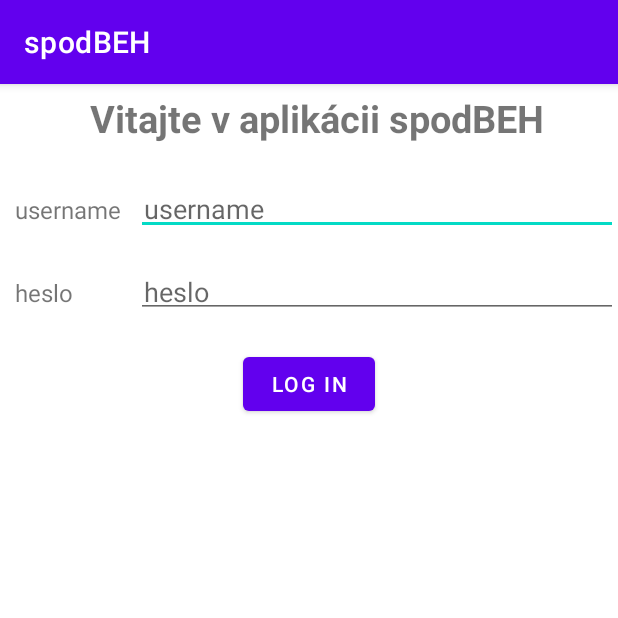
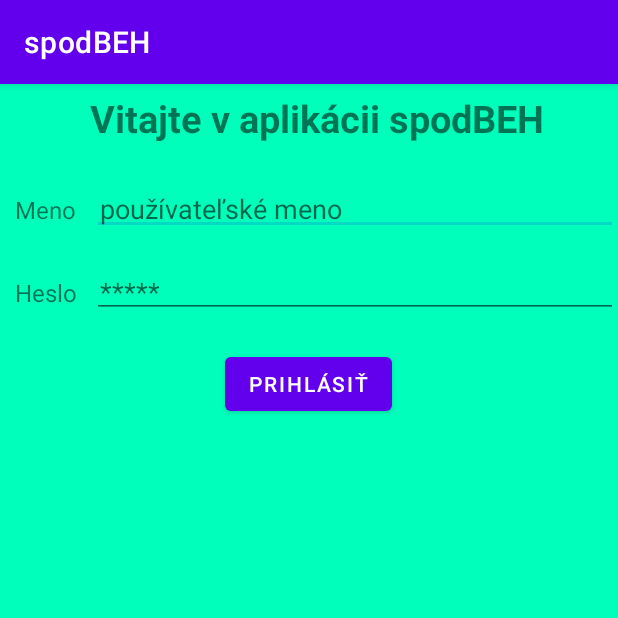
Before and after one commit to macro39/spodBEH, an Android app: the screen it shows after launch (LoginActivity), on a phone screen of 412 x 824 dp, the top half of it. Run offline under Robolectric (Android 15) with nearby library versions, the phone set to English and light mode, and no system bars.

Commit message:
Color and strings corrections

```diff
--- a/app/src/main/res/layout/activity_login.xml
+++ b/app/src/main/res/layout/activity_login.xml
@@ -3,6 +3,7 @@
     android:layout_width="match_parent"
     android:layout_height="match_parent"
     android:orientation="vertical"
+    android:background="#00ffbb"
     android:stretchColumns="1">
 
     <TableRow android:padding="5dip">
@@ -23,7 +24,7 @@
             android:layout_height="wrap_content"
             android:layout_column="0"
             android:layout_marginLeft="10dp"
-            android:text="username"
+            android:text="Meno"
             android:textSize="16sp" />
 
         <EditText
@@ -31,7 +32,7 @@
             android:layout_height="wrap_content"
             android:layout_column="1"
             android:layout_marginLeft="10dp"
-            android:hint="username"
+            android:hint="používateľské meno"
             android:padding="5dp" />
     </TableRow>
 
@@ -42,7 +43,7 @@
             android:layout_column="0"
             android:layout_marginLeft="10dp"
             android:layout_marginTop="20dp"
-            android:text="heslo"
+            android:text="Heslo"
             android:textSize="16sp" />
 
         <EditText
@@ -52,7 +53,7 @@
             android:inputType="textPassword"
             android:layout_marginLeft="10dp"
             android:layout_marginTop="20dp"
-            android:hint="heslo"
+            android:hint="*****"
             android:padding="5dp" />
     </TableRow>
 
@@ -64,7 +65,7 @@
             android:layout_height="wrap_content"
             android:layout_gravity="center"
             android:layout_span="2"
-            android:text="Log in" />
+            android:text="Prihlásiť" />
     </TableRow>
 
     <TableRow android:layout_marginTop="20dp">
--- a/app/src/main/res/layout/fragment_add.xml
+++ b/app/src/main/res/layout/fragment_add.xml
@@ -2,12 +2,12 @@
 <RelativeLayout
     xmlns:android="http://schemas.android.com/apk/res/android" android:layout_width="match_parent"
     android:layout_height="match_parent"
-    android:background="@android:color/holo_red_light">
+    android:background="#00ffbb">
 
     <TextView
         android:layout_width="wrap_content"
         android:layout_height="wrap_content"
-        android:text="Add fragment"
+        android:text="Pridaj beh"
         android:textSize="30sp"
         android:layout_centerInParent="true"/>
 
--- a/app/src/main/res/menu/bottom_nav.xml
+++ b/app/src/main/res/menu/bottom_nav.xml
@@ -5,16 +5,16 @@
     <item
         android:id="@+id/nav_home"
         android:icon="@drawable/ic_home_black_24dp"
-        android:title="Home"/>
+        android:title="Domov"/>
 
     <item
         android:id="@+id/nav_search"
         android:icon="@drawable/ic_search_black_24dp"
-        android:title="Search"/>
+        android:title="Vyhľadaj"/>
 
     <item
         android:id="@+id/nav_add"
         android:icon="@drawable/ic_add_black_24dp"
-        android:title="Add"/>
+        android:title="Pridaj"/>
 
 </menu>
--- a/app/src/main/res/menu/menu_search.xml
+++ b/app/src/main/res/menu/menu_search.xml
@@ -4,7 +4,7 @@
 
     <item
         android:id="@+id/menu_reload"
-        android:title="Reload"
+        android:title="Obnoviť"
         android:icon="@drawable/ic_replay_black_24dp"
         app:showAsAction="ifRoom"/>
 
--- a/app/src/main/res/menu/option_menu.xml
+++ b/app/src/main/res/menu/option_menu.xml
@@ -1,5 +1,5 @@
 <?xml version="1.0" encoding="utf-8"?>
 <menu xmlns:android="http://schemas.android.com/apk/res/android">
     <item android:id="@+id/menu_logout"
-        android:title="Logout" />
+        android:title="Odhlásiť" />
 </menu>
```
Also changed, not shown: app/src/main/res/layout/fragment_home.xml (+1 -60 lines).
